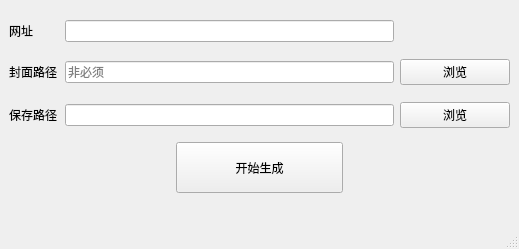
This is qtFile/mainWindow.ui in bebound/lknovel as Qt 5 draws it before an edit. The edited form follows.
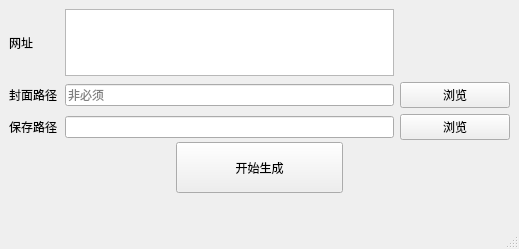
This is the edited form.

Diff of the .ui file:
```diff
--- a/qtFile/mainWindow.ui
+++ b/qtFile/mainWindow.ui
@@ -107,16 +107,6 @@
        </property>
       </widget>
      </item>
-     <item row="0" column="1">
-      <widget class="QLineEdit" name="urlLineEdit">
-       <property name="sizePolicy">
-        <sizepolicy hsizetype="Preferred" vsizetype="Fixed">
-         <horstretch>0</horstretch>
-         <verstretch>0</verstretch>
-        </sizepolicy>
-       </property>
-      </widget>
-     </item>
      <item row="2" column="0">
       <widget class="QLabel" name="label_3">
        <property name="sizePolicy">
@@ -143,6 +133,9 @@
        </property>
       </widget>
      </item>
+     <item row="0" column="1">
+      <widget class="QTextEdit" name="urlTextEdit"/>
+     </item>
     </layout>
    </widget>
    <widget class="QWidget" name="layoutWidget">
```
